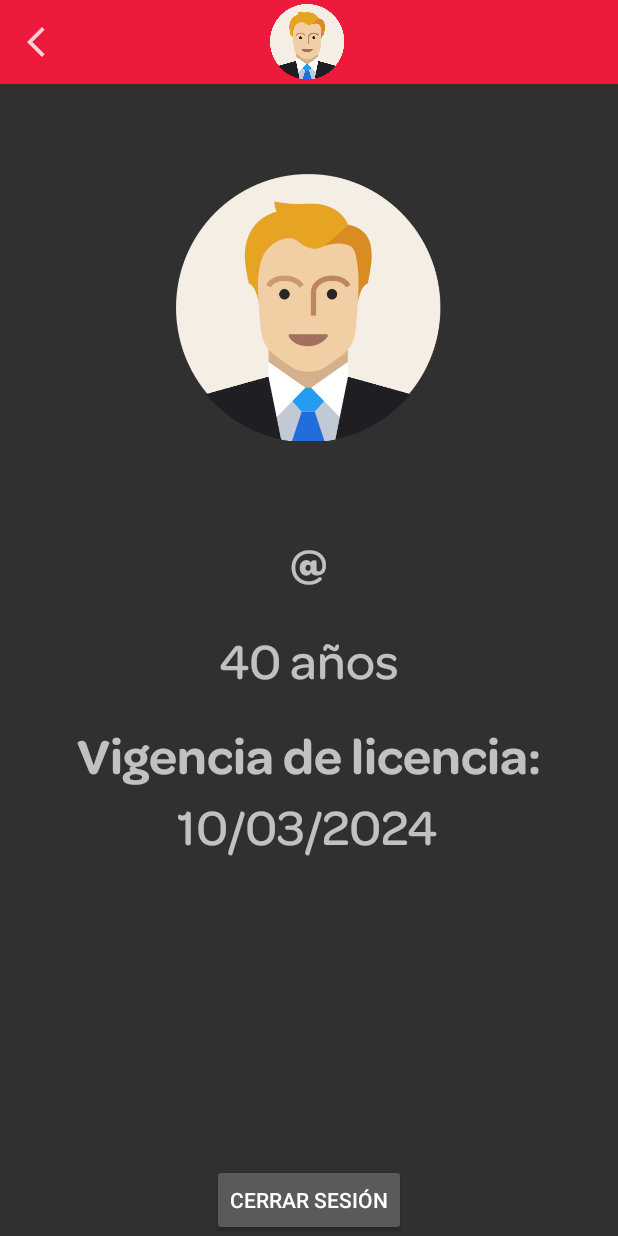
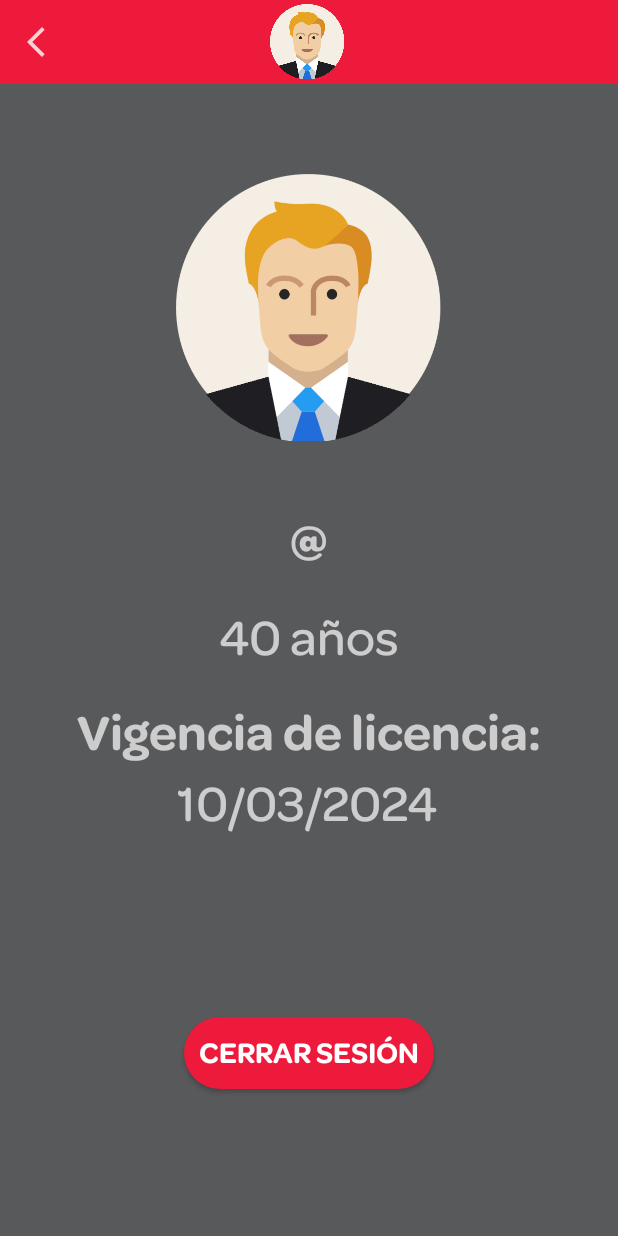
Before and after one commit to Yony55/BAMX_AndroidApp, an Android app: the Usuario screen opened directly, with no data from a screen before it, on a phone screen of 412 x 824 dp. Run offline under Robolectric (Android 15) with nearby library versions, the phone set to English and light mode, and no system bars.

Commit message:
Modificacion de background y detalles.

```diff
--- /dev/null
+++ b/app/src/main/res/drawable/ic_email.xml
@@ -0,0 +1,5 @@
+<vector android:height="24dp" android:tint="#FFFFFF"
+    android:viewportHeight="24" android:viewportWidth="24"
+    android:width="24dp" xmlns:android="http://schemas.android.com/apk/res/android">
+    <path android:fillColor="@android:color/white" android:pathData="M20,4L4,4c-1.1,0 -1.99,0.9 -1.99,2L2,18c0,1.1 0.9,2 2,2h16c1.1,0 2,-0.9 2,-2L22,6c0,-1.1 -0.9,-2 -2,-2zM20,8l-8,5 -8,-5L4,6l8,5 8,-5v2z"/>
+</vector>
--- a/app/src/main/res/layout/activity_entregas.xml
+++ b/app/src/main/res/layout/activity_entregas.xml
@@ -10,7 +10,8 @@
 
     <androidx.constraintlayout.widget.ConstraintLayout
         android:layout_width="match_parent"
-        android:layout_height="match_parent">
+        android:layout_height="match_parent"
+        android:background="@color/gris_bamx">
 
         <LinearLayout
             android:id="@+id/LinearLayout"
--- a/app/src/main/res/layout/activity_entregasinventario.xml
+++ b/app/src/main/res/layout/activity_entregasinventario.xml
@@ -7,7 +7,8 @@
 
     <androidx.constraintlayout.widget.ConstraintLayout
         android:layout_width="match_parent"
-        android:layout_height="match_parent">
+        android:layout_height="match_parent"
+        android:background="@color/gris_bamx">
 
         <LinearLayout
             android:id="@+id/LinearLayout"
--- a/app/src/main/res/layout/activity_main.xml
+++ b/app/src/main/res/layout/activity_main.xml
@@ -52,13 +52,13 @@
         android:autoText="false"
         android:background="@drawable/rounded_corners"
         android:backgroundTint="@color/gris_bamx"
-        android:drawableLeft="@drawable/ic_person"
+        android:drawableLeft="@drawable/ic_email"
         android:drawablePadding="10dp"
         android:elegantTextHeight="false"
         android:ems="10"
         android:fontFamily="@font/omnes_medium"
         android:freezesText="false"
-        android:hint="@string/usuario"
+        android:hint="@string/Email"
         android:inputType="textPersonName"
         android:paddingStart="10dp"
         android:textAllCaps="false"
--- a/app/src/main/res/layout/activity_usuario.xml
+++ b/app/src/main/res/layout/activity_usuario.xml
@@ -2,14 +2,15 @@
 <androidx.drawerlayout.widget.DrawerLayout xmlns:android="http://schemas.android.com/apk/res/android"
     xmlns:app="http://schemas.android.com/apk/res-auto"
     xmlns:tools="http://schemas.android.com/tools"
+    android:id="@+id/drawerLayout"
     android:layout_width="match_parent"
     android:layout_height="match_parent"
-    tools:context=".Usuario"
-    android:id="@+id/drawerLayout">
+    tools:context=".Usuario">
 
     <androidx.constraintlayout.widget.ConstraintLayout
         android:layout_width="match_parent"
-        android:layout_height="match_parent">
+        android:layout_height="match_parent"
+        android:background="@color/gris_bamx">
 
         <LinearLayout
             android:id="@+id/LinearLayout"
@@ -57,7 +58,7 @@
             android:layout_width="wrap_content"
             android:layout_height="wrap_content"
             android:layout_marginStart="16dp"
-            android:layout_marginTop="64dp"
+            android:layout_marginTop="48dp"
             android:layout_marginEnd="16dp"
             android:fontFamily="@font/omnes_bold"
             android:text="Andrick Landa"
@@ -113,10 +114,18 @@
             android:id="@+id/btn_logOut"
             android:layout_width="wrap_content"
             android:layout_height="wrap_content"
+            android:layout_marginTop="32dp"
+            android:layout_marginBottom="8dp"
+            android:background="@drawable/rounded_corners"
+            android:backgroundTint="@color/rojo_bamx"
+            android:fontFamily="@font/omnes_semibold"
+            android:padding="10dp"
             android:text="@string/str_LogOut"
+            android:textSize="20sp"
             app:layout_constraintBottom_toBottomOf="parent"
             app:layout_constraintEnd_toEndOf="parent"
-            app:layout_constraintStart_toStartOf="parent" />
+            app:layout_constraintStart_toStartOf="parent"
+            app:layout_constraintTop_toBottomOf="@+id/tv_usuario_fecha" />
 
     </androidx.constraintlayout.widget.ConstraintLayout>
 </androidx.drawerlayout.widget.DrawerLayout>
--- a/app/src/main/res/values/strings.xml
+++ b/app/src/main/res/values/strings.xml
@@ -17,5 +17,6 @@
     <string name="Entrega2">Entrega 2 - </string>
     <string name="Entrega3">Entrega 3 - </string>
     <string name="str_LogOut">Cerrar Sesión</string>
+    <string name="Email">Email</string>
 
 </resources>
```
Also changed, not shown: app/src/main/res/layout/activity_entregas2.xml (+14 -2 lines), app/src/main/res/layout/activity_inventario.xml (+4 -3 lines). Lines whose indentation alone changed are shown as unchanged.
